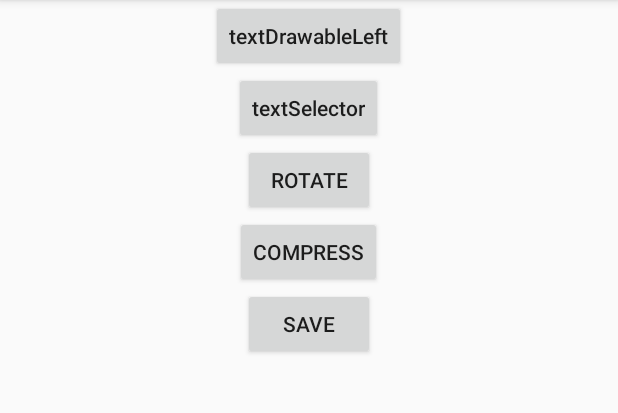
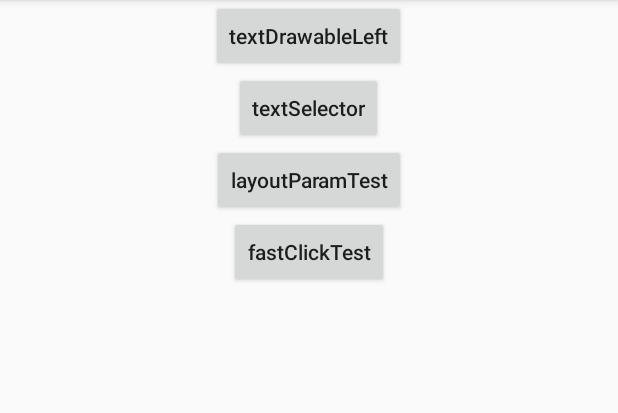
Before and after one commit to syl1207/kotlin-extention, an Android app: the screen it shows after launch (ViewTestActivity), after a tap on "VIEW", on a phone screen of 412 x 824 dp, the part 84-497 px from its top. Run offline under Robolectric (Android 15) with nearby library versions, the phone set to English and light mode, and no system bars.

Commit message:
update something

```diff
--- a/app/build.gradle
+++ b/app/build.gradle
@@ -41,5 +41,7 @@ dependencies {
     implementation 'com.google.android.material:material:1.2.1'
     implementation 'androidx.constraintlayout:constraintlayout:2.0.4'
 
+    implementation 'com.alibaba:fastjson:1.2.75'
+    implementation "org.jetbrains.kotlin:kotlin-reflect:$kotlin_version"
     implementation project(":baseLibs")
 }
--- a/app/src/main/AndroidManifest.xml
+++ b/app/src/main/AndroidManifest.xml
@@ -19,6 +19,7 @@
         </activity>
         <activity android:name=".BitmapTestActivity" />
         <activity android:name=".ViewTestActivity" />
+        <activity android:name=".FastJsonTestActivity" />
     </application>
 
 </manifest>
--- a/app/src/main/java/com/song/project/extentions/MainActivity.kt
+++ b/app/src/main/java/com/song/project/extentions/MainActivity.kt
@@ -1,8 +1,10 @@
 package com.song.project.extentions
 
+import android.Manifest
 import androidx.appcompat.app.AppCompatActivity
 import android.os.Bundle
 import com.song.common.extentions.goToActivity
+import com.song.common.extentions.hasPermission
 import kotlinx.android.synthetic.main.activity_main.*
 
 class MainActivity : AppCompatActivity() {
@@ -15,5 +17,16 @@ class MainActivity : AppCompatActivity() {
         view.setOnClickListener {
             goToActivity<ViewTestActivity>()
         }
+        json.setOnClickListener {
+            goToActivity<FastJsonTestActivity>()
+        }
+
+        hasPermission(Manifest.permission.READ_PHONE_STATE)
+        hasPermission(
+            arrayOf(
+                Manifest.permission.READ_PHONE_STATE,
+                Manifest.permission.ACCESS_FINE_LOCATION
+            )
+        )
     }
 }
--- a/app/src/main/res/layout/activity_view_test.xml
+++ b/app/src/main/res/layout/activity_view_test.xml
@@ -29,29 +29,22 @@
 
 
     <Button
-        android:id="@+id/rotate"
+        android:id="@+id/layoutParamTest"
         android:layout_width="wrap_content"
         android:layout_height="wrap_content"
-        android:text="rotate"
+        android:text="layoutParamTest"
+        android:textAllCaps="false"
+        app:layout_constraintLeft_toLeftOf="parent"
+        app:layout_constraintTop_toBottomOf="@id/view" />
+
+    <Button
+        android:id="@+id/fastClick"
+        android:layout_width="wrap_content"
+        android:layout_height="wrap_content"
+        android:text="fastClickTest"
+        android:textAllCaps="false"
         app:layout_constraintLeft_toLeftOf="parent"
         app:layout_constraintTop_toBottomOf="@id/view" />
 
 
-    <Button
-        android:id="@+id/compress"
-        android:layout_width="wrap_content"
-        android:layout_height="wrap_content"
-        android:text="compress"
-        app:layout_constraintLeft_toLeftOf="parent"
-        app:layout_constraintTop_toBottomOf="@id/json" />
-
-    <Button
-        android:id="@+id/save"
-        android:layout_width="wrap_content"
-        android:layout_height="wrap_content"
-        android:text="save"
-        app:layout_constraintLeft_toLeftOf="parent"
-        app:layout_constraintTop_toBottomOf="@id/json" />
-
-
 </LinearLayout>
--- a/baseLibs/src/main/java/com/song/common/extentions/Context.kt
+++ b/baseLibs/src/main/java/com/song/common/extentions/Context.kt
@@ -24,7 +24,6 @@ fun Context.readAssets(fileName: String): String? {
 fun Context.drawable(id: Int): Drawable? {
     return ContextCompat.getDrawable(this, id)
 }
-
 
 
 /**
```
Also changed, not shown: app/src/main/java/com/song/project/extentions/FastJsonTestActivity.kt (added, +84 -0 lines), app/src/main/java/com/song/project/extentions/ViewTestActivity.kt (+18 -1 lines), baseLibs/src/main/java/com/song/common/extentions/View.kt (+30 -10 lines), baseLibs/src/main/java/com/song/common/extentions/file.kt (line endings or trailing spaces), 1 other file.
